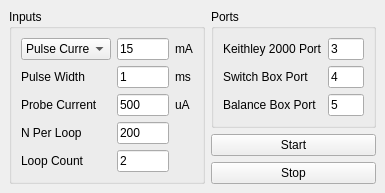
Before: the Qt Designer form switching_GUI_layoutfile.ui in uonelisa/instruments, drawn with Qt 5.
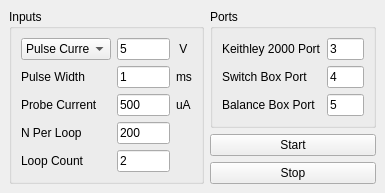
After: the same form once the commit is applied.

Commit message:
Switched to voltage default as default for UI
Added option for compliance limit to k2461

Diff of the .ui file:
```diff
--- a/switching_GUI_layoutfile.ui
+++ b/switching_GUI_layoutfile.ui
@@ -47,14 +47,14 @@
        <item row="0" column="1">
         <widget class="QLineEdit" name="pulse_magnitude_box">
          <property name="text">
-          <string>15</string>
+          <string>5</string>
          </property>
         </widget>
        </item>
        <item row="0" column="2">
         <widget class="QLabel" name="pulse_magnitude_units_label">
          <property name="text">
-          <string>mA</string>
+          <string> V</string>
          </property>
         </widget>
        </item>
```
Left out of the diff: 3 changed lines with no effect on the pictures. The commit also changes 1 other file.
